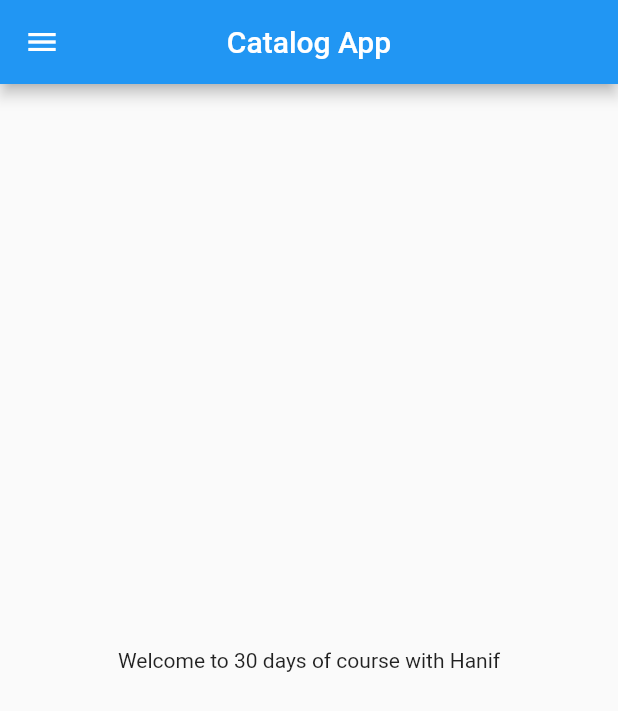
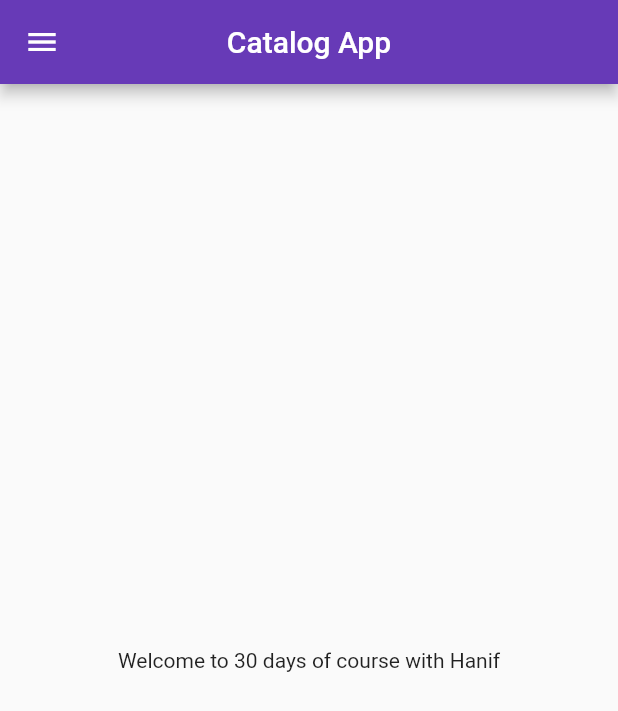
Before and after one commit to HanifCs/flutterwithhanif, a Flutter app: the screen it shows after launch, on a phone screen of 412 x 824 dp. Shown: the top 711 px of the screen. Run offline on Flutter 3.47's test engine with Material 2 defaults, Android fonts, the phone set to English and light mode, and no system bars.

Commit message:
Day 5 completed

```diff
--- a/lib/home_page.dart
+++ /dev/null
@@ -1,24 +0,0 @@
-import 'package:flutter/material.dart';
-
-class HomePage extends StatelessWidget {
-  final int days = 30;
-  final String name = "Hanif";
-  @override
-  Widget build(BuildContext context) {
-
-    return MaterialApp(
-      home: Scaffold(
-        appBar: AppBar(
-          title: Text("Catalog App"),
-          centerTitle: true,
-        ),
-        body: Center(
-          child: Container(
-            child: Text("Welcome to $days days of course with $name"),
-          ),
-        ),
-        drawer: Drawer(),
-      ),
-    );
-  }
-}
--- a/lib/main.dart
+++ b/lib/main.dart
@@ -1,5 +1,6 @@
 import 'package:flutter/material.dart';
-import 'package:my_fourteenth_app/home_page.dart';
+import 'package:my_fourteenth_app/pages/home_page.dart';
+import 'package:my_fourteenth_app/pages/login_page.dart';
 
 void main() {
   runApp(MyApp());
@@ -8,6 +9,18 @@
 class MyApp extends StatelessWidget {
   @override
   Widget build(BuildContext context) {
-    return HomePage();
+    return MaterialApp(
+      theme: ThemeData(
+        primarySwatch: Colors.deepPurple,
+      ),
+      themeMode: ThemeMode.light,
+      darkTheme: ThemeData(brightness: Brightness.dark),
+      initialRoute: "/home",
+      routes: {
+        "/": (context) => LoginPage(),
+        "/home": (context) => HomePage(),
+        "/login": (context) => LoginPage()
+      },
+    );
   }
 }
--- /dev/null
+++ b/lib/pages/home_page.dart
@@ -0,0 +1,21 @@
+import 'package:flutter/material.dart';
+
+class HomePage extends StatelessWidget {
+  final int days = 30;
+  final String name = "Hanif";
+  @override
+  Widget build(BuildContext context) {
+    return Scaffold(
+      appBar: AppBar(
+        title: Text("Catalog App"),
+        centerTitle: true,
+      ),
+      body: Center(
+        child: Container(
+          child: Text("Welcome to $days days of course with $name"),
+        ),
+      ),
+      drawer: Drawer(),
+    );
+  }
+}
```
Also changed, not shown: lib/pages/login_page.dart (added, +19 -0 lines).
